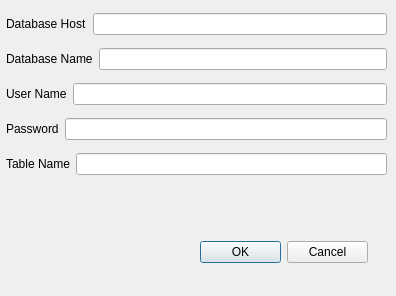
Above: dialog.ui from Zakhrov/WebPhonon before the change. Below: the same form after it.
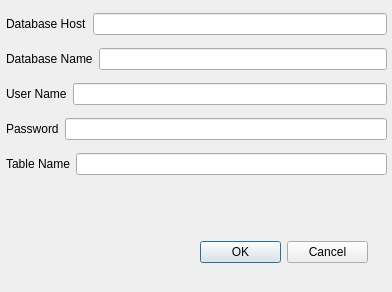
That is the form after the change. Icons and pictures are not drawn.

Commit message: add window icons

Patch:
```diff
--- a/dialog.ui
+++ b/dialog.ui
@@ -6,8 +6,8 @@
    <rect>
     <x>0</x>
     <y>0</y>
-    <width>396</width>
-    <height>296</height>
+    <width>392</width>
+    <height>292</height>
    </rect>
   </property>
   <property name="windowTitle">
@@ -39,7 +39,7 @@
     </item>
    </layout>
   </widget>
-  <widget class="QWidget" name="">
+  <widget class="QWidget" name="layoutWidget">
    <property name="geometry">
     <rect>
      <x>6</x>
```
Left out of the diff: 15 changed lines with no effect on the pictures. The commit also changes 7 other files.
